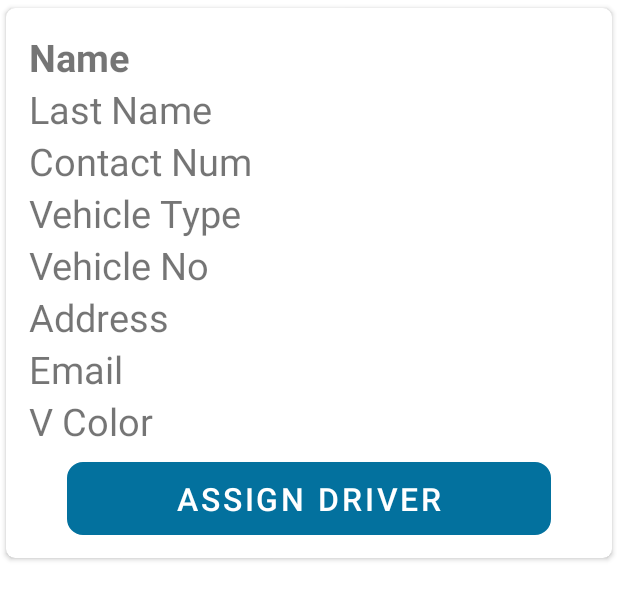
After one commit to IT20609030-Manisha/MADD_KDY_2022_WD01, an Android app: the layout assigndriver_item.xml on its own in the app's theme, with its tools: preview values and no code run, on a phone screen of 412 x 824 dp. The commit adds this screen. Shown: the top 600 px of the screen. Run offline under Robolectric (Android 15) with nearby library versions, the phone set to English and light mode, and no system bars.

Commit message:
Updated assignDriver xml, assignDriver java.
Uploaded AssignDriAdapter java and assindriver_item xml.

```diff
--- /dev/null
+++ b/app/src/main/res/layout/assigndriver_item.xml
@@ -0,0 +1,122 @@
+<?xml version="1.0" encoding="utf-8"?>
+<androidx.cardview.widget.CardView
+    xmlns:android="http://schemas.android.com/apk/res/android"
+    android:layout_width="match_parent"
+    android:layout_height="wrap_content"
+    xmlns:app="http://schemas.android.com/apk/res-auto"
+    app:cardCornerRadius="6dp"
+    android:elevation="6dp"
+    app:cardUseCompatPadding="true">
+
+    <RelativeLayout
+        android:layout_width="match_parent"
+        android:layout_height="wrap_content"
+        android:padding="15dp">
+
+        <TextView
+            android:id="@+id/txtFName"
+            android:layout_width="match_parent"
+            android:layout_height="wrap_content"
+            android:text="Name"
+            android:textSize="25sp"
+            android:textStyle="bold" />
+
+        <TextView
+            android:layout_width="match_parent"
+            android:layout_height="wrap_content"
+            android:id="@+id/txtlName"
+            android:text="Last Name"
+            android:textSize="25sp"
+            android:layout_below="@id/txtFName"
+            />
+
+
+        <TextView
+            android:layout_width="match_parent"
+            android:layout_height="wrap_content"
+            android:id="@+id/txtConNu"
+            android:text="Contact Num"
+            android:textSize="25sp"
+            android:layout_below="@id/txtlName"
+            />
+
+        <TextView
+            android:layout_width="match_parent"
+            android:layout_height="wrap_content"
+            android:id="@+id/txtVehiType"
+            android:text="Vehicle Type"
+            android:textSize="25sp"
+            android:layout_below="@id/txtConNu"
+            />
+
+        <TextView
+            android:layout_width="match_parent"
+            android:layout_height="wrap_content"
+            android:id="@+id/txtVehiNo"
+            android:text="Vehicle No"
+            android:textSize="25sp"
+            android:layout_below="@id/txtVehiType"
+            />
+
+        <TextView
+            android:layout_width="match_parent"
+            android:layout_height="wrap_content"
+            android:id="@+id/txtDaddress"
+            android:text="Address"
+            android:textSize="25sp"
+            android:layout_below="@id/txtVehiNo"
+            />
+
+        <TextView
+            android:layout_width="match_parent"
+            android:layout_height="wrap_content"
+            android:id="@+id/txtEMail"
+            android:text="Email"
+            android:textSize="25sp"
+            android:layout_below="@id/txtDaddress"
+            />
+
+        <TextView
+            android:layout_width="match_parent"
+            android:layout_height="wrap_content"
+            android:id="@+id/txtvClr"
+            android:text="V Color"
+            android:textSize="25sp"
+            android:layout_below="@id/txtEMail"
+            />
+
+
+
+
+
+        <LinearLayout
+            android:layout_below="@id/txtvClr"
+            android:layout_width="match_parent"
+            android:layout_height="wrap_content"
+            android:orientation="horizontal">
+
+            <Button
+                android:layout_width="match_parent"
+                android:layout_height="wrap_content"
+                android:layout_marginLeft="25dp"
+                android:layout_marginRight="25dp"
+                android:layout_marginTop="10dp"
+                android:text="Assign Driver"
+                android:id="@+id/btnDriverAssign"
+                android:gravity="center"
+                android:textSize="21sp"
+                android:textColor="@color/white"
+                android:textAllCaps="true"
+                android:background="@drawable/rounded"
+                android:backgroundTint="#f28500"/>
+
+
+        </LinearLayout>
+
+
+
+
+    </RelativeLayout>
+
+
+</androidx.cardview.widget.CardView>
```
Also changed, not shown: app/src/main/java/com/example/navidrawer/AssignDriAdapter.java (added, +61 -0 lines), app/src/main/java/com/example/navidrawer/AssignDriver.java (+44 -0 lines), app/src/main/res/layout/activity_assign_driver.xml (+14 -0 lines).
